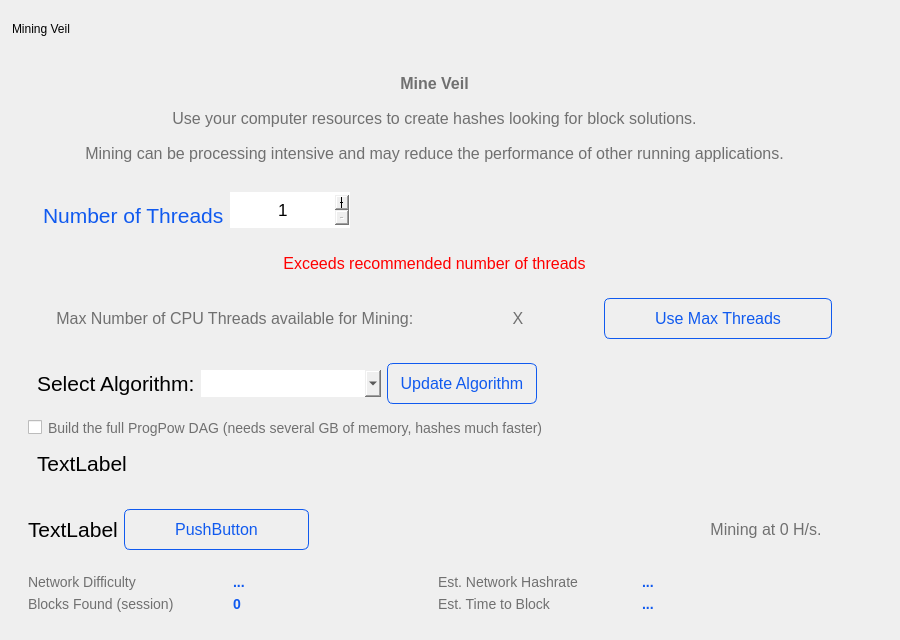
Qt form src/qt/veil/forms/miningwidget.ui (Veil-Project/veil) before a commit.
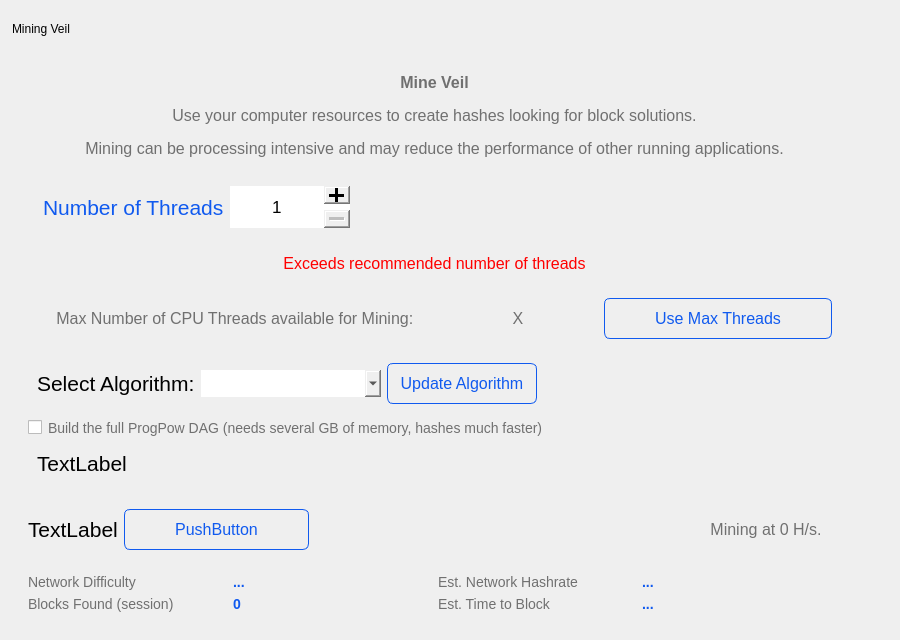
The same form after that commit.

Commit message: GUI miner: restore thread steppers, fix Use Max, reset per algo, stop clipping

Diff of the .ui file:
```diff
--- a/src/qt/veil/forms/miningwidget.ui
+++ b/src/qt/veil/forms/miningwidget.ui
@@ -174,12 +174,6 @@
                  <height>30</height>
                 </size>
                </property>
-               <property name="maximumSize">
-                <size>
-                 <width>16777215</width>
-                 <height>20</height>
-                </size>
-               </property>
                <property name="font">
                 <font>
                  <pointsize>16</pointsize>
@@ -207,13 +201,13 @@
                <property name="minimumSize">
                 <size>
                  <width>120</width>
-                 <height>36</height>
+                 <height>42</height>
                 </size>
                </property>
                <property name="maximumSize">
                 <size>
                  <width>140</width>
-                 <height>36</height>
+                 <height>42</height>
                 </size>
                </property>
                <property name="font">
@@ -221,6 +215,10 @@
                  <pointsize>13</pointsize>
                 </font>
                </property>
+               <property name="styleSheet">
+                <string notr="true">QSpinBox::up-button { width: 26px; height: 18px; }
+QSpinBox::down-button { width: 26px; height: 18px; }</string>
+               </property>
                <property name="alignment">
                 <set>Qt::AlignHCenter|Qt::AlignVCenter</set>
                </property>
```
The commit also changes 4 other files.
